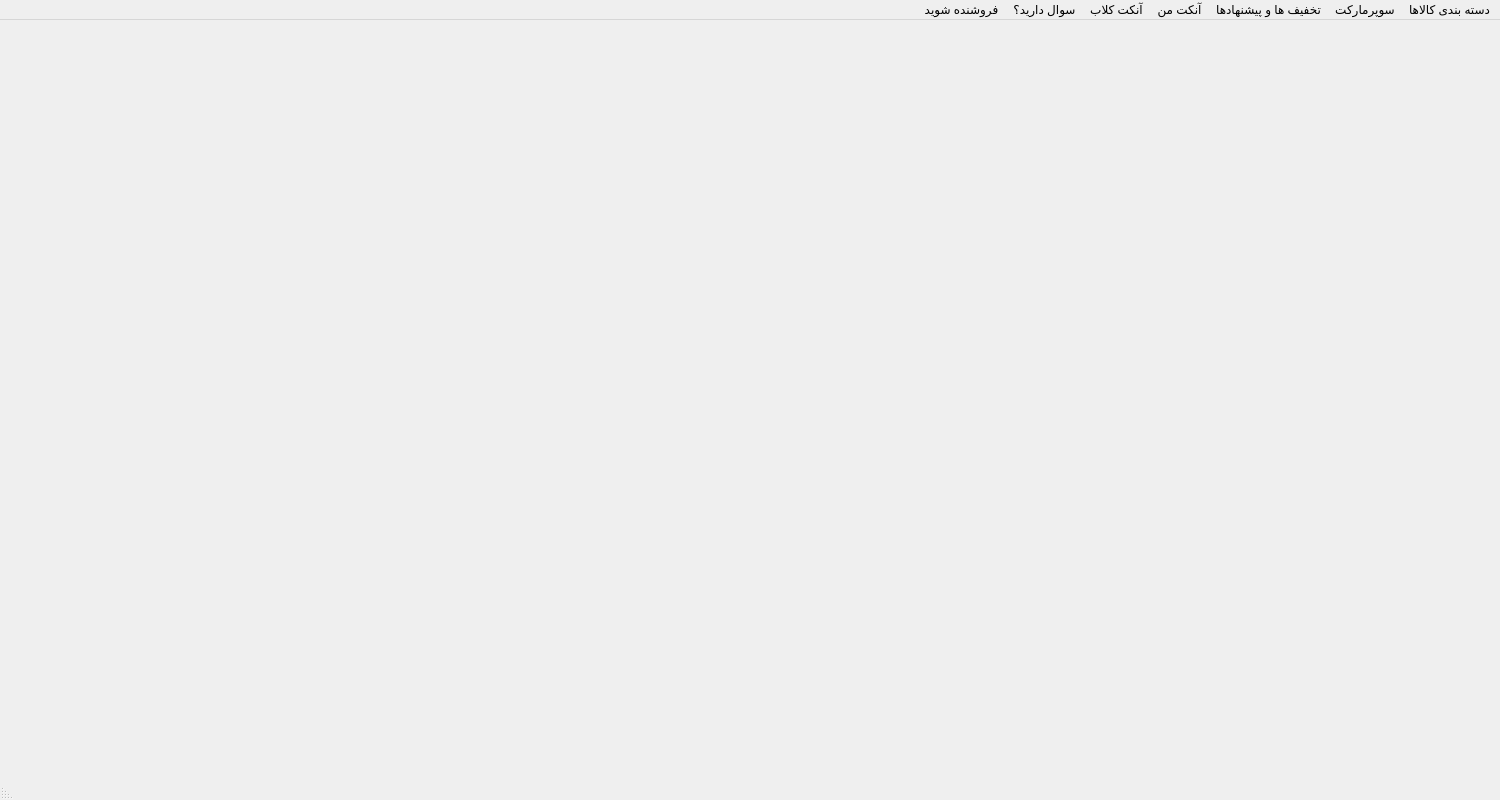
The window that Project/Main/Onket/mainwindow.ui (alex-abrehforoush/Onket) describes before a commit, drawn with Qt 5.
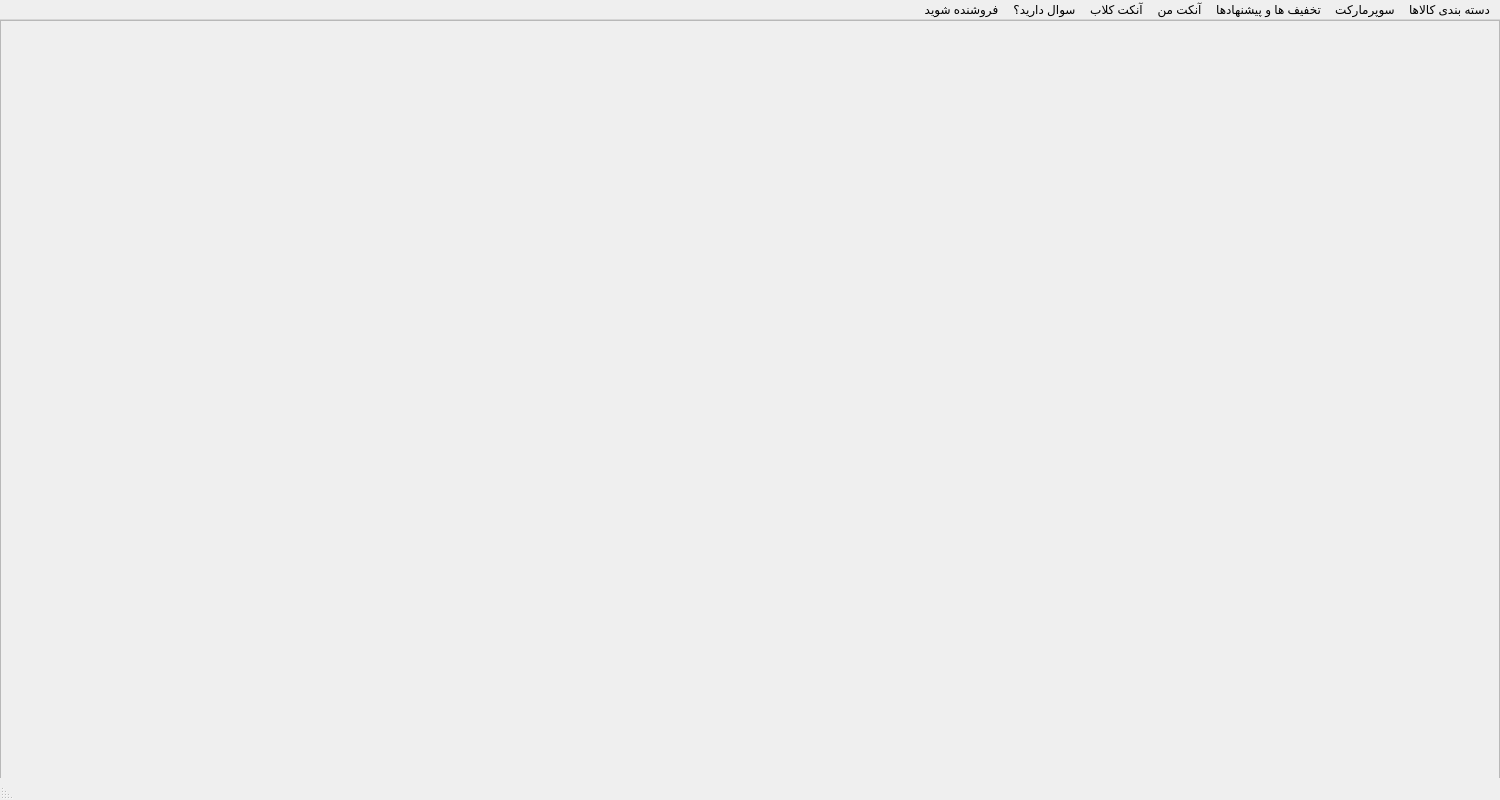
The same window after the commit.

Commit message: add scroll areas to mainWIndow

```diff
--- a/Project/Main/Onket/mainwindow.ui
+++ b/Project/Main/Onket/mainwindow.ui
@@ -16,7 +16,31 @@
   <property name="layoutDirection">
    <enum>Qt::RightToLeft</enum>
   </property>
-  <widget class="QWidget" name="centralwidget"/>
+  <widget class="QWidget" name="centralwidget">
+   <widget class="QScrollArea" name="main_scroll_area">
+    <property name="geometry">
+     <rect>
+      <x>0</x>
+      <y>0</y>
+      <width>1500</width>
+      <height>770</height>
+     </rect>
+    </property>
+    <property name="widgetResizable">
+     <bool>true</bool>
+    </property>
+    <widget class="QWidget" name="scrollAreaWidgetContents">
+     <property name="geometry">
+      <rect>
+       <x>0</x>
+       <y>0</y>
+       <width>1498</width>
+       <height>768</height>
+      </rect>
+     </property>
+    </widget>
+   </widget>
+  </widget>
   <widget class="QMenuBar" name="menubar">
    <property name="geometry">
     <rect>
```
The commit also changes 31 other files.
